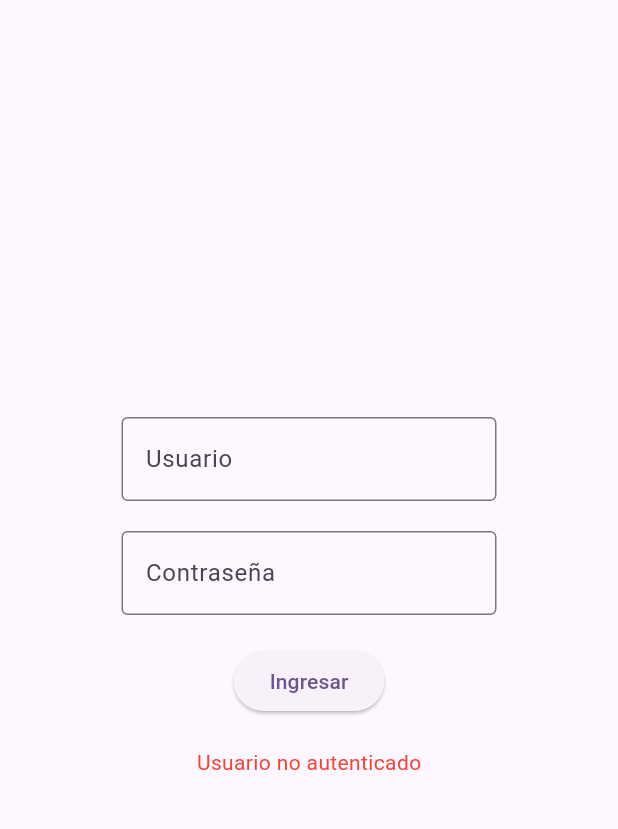
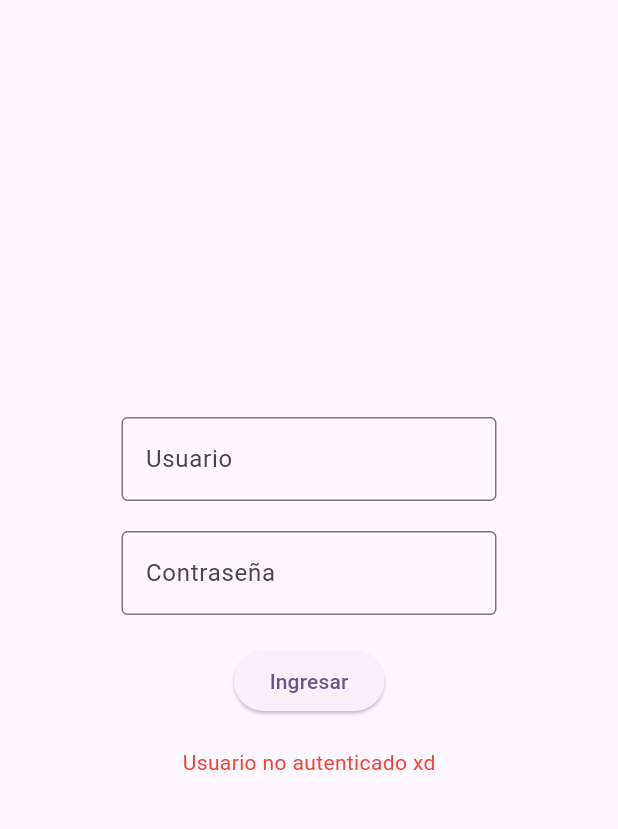
Before and after one commit to DennisCatana/status, a Flutter app: the screen it shows after launch, after a tap on "Ingresar", on a phone screen of 412 x 824 dp, the part 63-892 px from its top. Run offline on Flutter 3.47's test engine with Material 3 defaults, Android fonts, the phone set to English and light mode, and no system bars.

Commit message:
Login seteado

```diff
--- a/lib/firtsscreen.dart
+++ b/lib/firtsscreen.dart
@@ -26,7 +26,7 @@ class _FirstScreenState extends State<FirstScreen> {
       );
     } else {
       setState(() {
-        _errorMessage = 'Usuario no autenticado';
+        _errorMessage = 'Usuario no autenticado xd';
         _showErrorMessage = true; // Muestra el mensaje de error
       });
 
```
